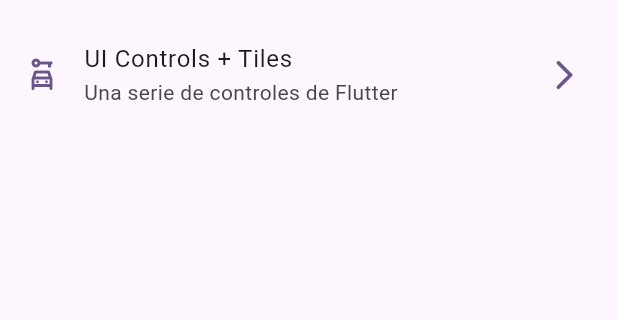
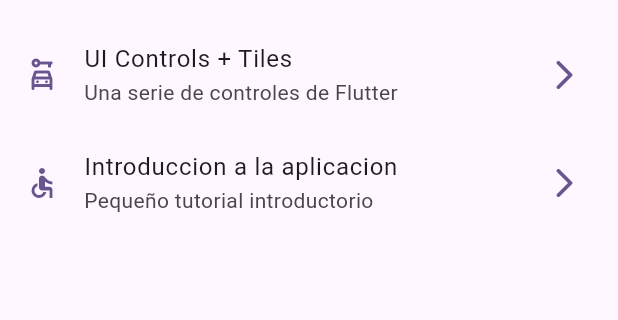
Before and after one commit to felipe9520/widget-app, a Flutter app: the screen it shows after launch, on a phone screen of 412 x 824 dp, the part 603-923 px from its top. Run offline on Flutter 3.47's test engine with Material 3 defaults, Android fonts, the phone set to English and light mode, and no system bars; our stand-ins replace go_router.

Commit message:
tutorial link created

```diff
--- a/lib/config/menu/menu_items.dart
+++ b/lib/config/menu/menu_items.dart
@@ -64,4 +64,11 @@ const appMenuItems = <MenuItem>[
     icon: Icons.car_rental_outlined
   ),
 
+  MenuItem(
+    title: 'Introduccion a la aplicacion',
+    subtitle: 'Pequeño tutorial introductorio',
+    link: '/tutorial',
+    icon: Icons.accessible_outlined
+  ),
+
 ];
--- a/lib/config/router/app_router.dart
+++ b/lib/config/router/app_router.dart
@@ -43,11 +43,17 @@ final appRouter = GoRouter(
       builder: (context, state) => const AnimatedScreen(),
     ),
 
-     GoRoute(
+    GoRoute(
       path: '/ui-controls',
       name: UiControlsScreen.name,
       builder: (context, state) => const UiControlsScreen(),
     ),
 
+    GoRoute(
+      path: '/tutorial',
+      name: AppTutorialScreen.name,
+      builder: (context, state) => const AppTutorialScreen(),
+    ),
+
   ],
 );
```
